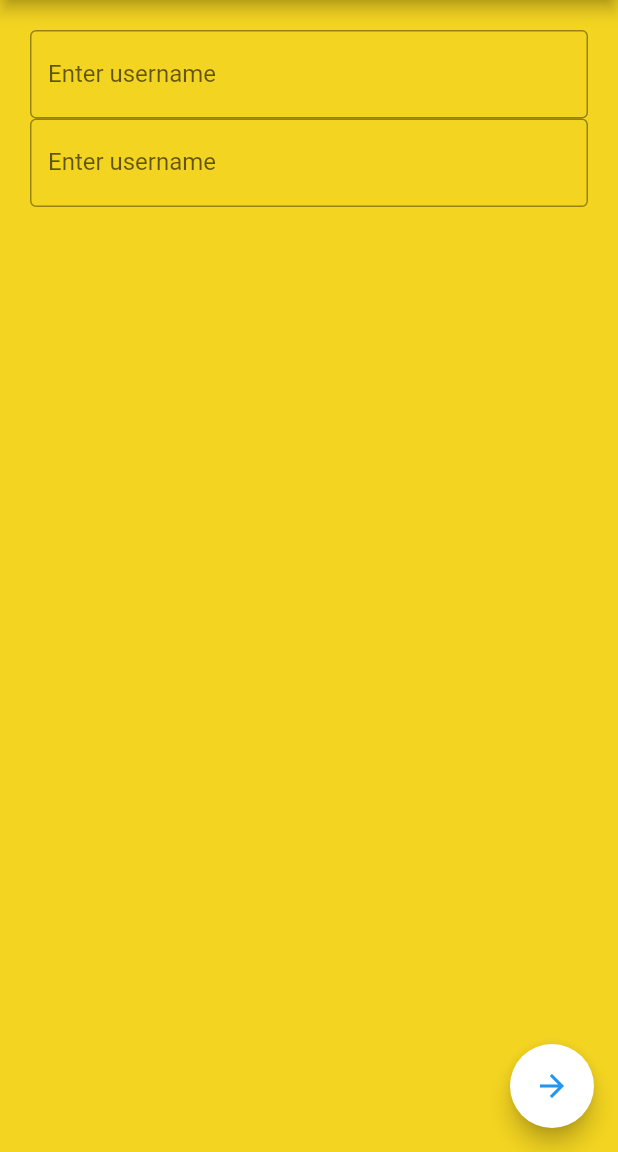
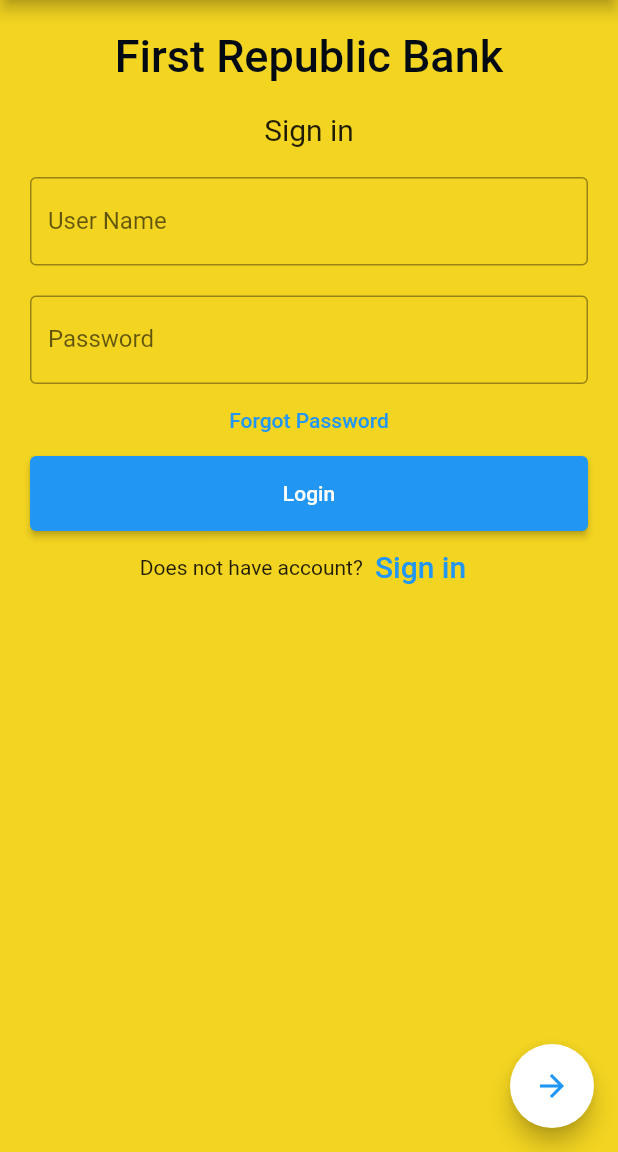
Before and after one commit to PrateekYML/FlutterDemoApp, a Flutter app: the screen it shows after launch, on a phone screen of 412 x 824 dp, the part 84-1236 px from its top. Run offline on Flutter 3.47's test engine with Material 2 defaults, Android fonts, the phone set to English and light mode, and no system bars.

Commit message:
Login view changes
Login view changes

```diff
--- a/simple_navigation/lib/page2.dart
+++ b/simple_navigation/lib/DashboardViewController.dart
@@ -1,6 +1,6 @@
 import 'package:flutter/material.dart';
 
-class Page2 extends StatelessWidget {
+class DashboardViewController extends StatelessWidget {
   @override
   Widget build(BuildContext context) => Scaffold(
     backgroundColor: Color.fromARGB(255, 7, 123, 255),
@@ -20,7 +20,7 @@ class Page2 extends StatelessWidget {
     body: Container(
       child: Center(
         child: Text(
-            'Second Page',
+            'Coming soon..',
             style: TextStyle(fontSize: 35.0, fontWeight: FontWeight.bold, color: Colors.white ),
         ),
       )
--- /dev/null
+++ b/simple_navigation/lib/HomeViewController.dart
@@ -0,0 +1,104 @@
+import 'package:flutter/material.dart';
+import 'package:simple_navigation/DashboardViewController.dart';
+
+class HomeViewController extends StatelessWidget {
+  @override
+  Widget build(BuildContext context) => Scaffold(
+     appBar: AppBar(
+        title: Text('Flutter Demo Navigation'),
+      ),
+    backgroundColor: Color.fromARGB(255, 243, 212, 33),
+    floatingActionButton: FloatingActionButton(
+      onPressed: (){
+        Navigator.push(context, new MaterialPageRoute(
+          builder: (context) => DashboardViewController()
+        ));
+      },
+      tooltip:'Next Page',
+      child: IconTheme(
+        data: new IconThemeData(
+          color: Colors.blue,
+        ),
+        child: new Icon(Icons.arrow_forward),
+      ),
+      backgroundColor: Colors.white,
+    ),
+    body: Container(
+      alignment: Alignment.center,
+      padding: EdgeInsets.all(10),
+      child: ListView(
+          children: <Widget>[
+            Container(
+                alignment: Alignment.center,
+                padding: const EdgeInsets.all(10),
+                child: const Text(
+                  'First Republic Bank',
+                  style: TextStyle(
+                      color: Color.fromARGB(255, 1, 10, 18),
+                      fontWeight: FontWeight.w500,
+                      fontSize: 30),
+                )),
+            Container(
+                alignment: Alignment.center,
+                padding: const EdgeInsets.all(10),
+                child: const Text(
+                  'Sign in',
+                  style: TextStyle(fontSize: 20),
+                )),
+            Container(
+              padding: const EdgeInsets.all(10),
+              child: TextField(
+                decoration: const InputDecoration(
+                  border: OutlineInputBorder(),
+                  labelText: 'User Name',
+                ),
+              ),
+            ),
+            Container(
+              padding: const EdgeInsets.fromLTRB(10, 10, 10, 0),
+              child: TextField(
+                obscureText: true,
+                decoration: const InputDecoration(
+                  border: OutlineInputBorder(),
+                  labelText: 'Password',
+                ),
+              ),
+            ),
+            TextButton(
+              onPressed: () {
+                //forgot password screen
+              },
+              child: const Text('Forgot Password',),
+            ),
+            Container(
+                height: 50,
+                padding: const EdgeInsets.fromLTRB(10, 0, 10, 0),
+                child: ElevatedButton(
+                  child: const Text('Login'),
+                  onPressed: () {
+         Navigator.push(context, new MaterialPageRoute(
+          builder: (context) => DashboardViewController()
+        ));
+                  },
+                )
+            ),
+            Row(
+              children: <Widget>[
+                const Text('Does not have account?'),
+                TextButton(
+                  child: const Text(
+                    'Sign in',
+                    style: TextStyle(fontSize: 20),
+                  ),
+                  onPressed: () {
+                    //signup screen
+                  },
+                )
+              ],
+              mainAxisAlignment: MainAxisAlignment.center,
+            ),
+          ],
+        )
+    ),
+  );
+}
--- a/simple_navigation/lib/main.dart
+++ b/simple_navigation/lib/main.dart
@@ -1,5 +1,5 @@
 import 'package:flutter/material.dart';
-import 'package:simple_navigation/page1.dart';
+import 'package:simple_navigation/HomeViewController.dart';
 
 void main() => runApp(MyApp());
 
@@ -12,7 +12,7 @@ class MyApp extends StatelessWidget {
       theme: ThemeData(
         primarySwatch: Colors.blue,
       ),
-      home: Page1()
+      home: HomeViewController()
     );
   }
 }
--- a/simple_navigation/lib/page1.dart
+++ /dev/null
@@ -1,36 +0,0 @@
-import 'package:flutter/material.dart';
-import 'package:simple_navigation/page2.dart';
-
-class Page1 extends StatelessWidget {
-  @override
-  Widget build(BuildContext context) => Scaffold(
-     appBar: AppBar(
-        title: Text('Flutter Demo Navigation'),
-      ),
-    backgroundColor: Color.fromARGB(255, 243, 212, 33),
-    floatingActionButton: FloatingActionButton(
-      onPressed: (){
-        Navigator.push(context, new MaterialPageRoute(
-          builder: (context) => Page2()
-        ));
-      },
-      tooltip:'Next Page',
-      child: IconTheme(
-        data: new IconThemeData(
-          color: Colors.blue,
-        ),
-        child: new Icon(Icons.arrow_forward),
-      ),
-      backgroundColor: Colors.white,
-    ),
-    body: Container(
-      height: 200,
-      alignment: Alignment.center,
-      padding: EdgeInsets.all(20),
-        child: Column(
-          children: <Widget>[TextField(obscureText: true, decoration: InputDecoration(border: OutlineInputBorder(), labelText: 'Enter username')),TextField(obscureText: true, decoration: InputDecoration(border: OutlineInputBorder(), labelText: 'Enter username')),]
-
-        )
-    ),
-  );
-}
```
